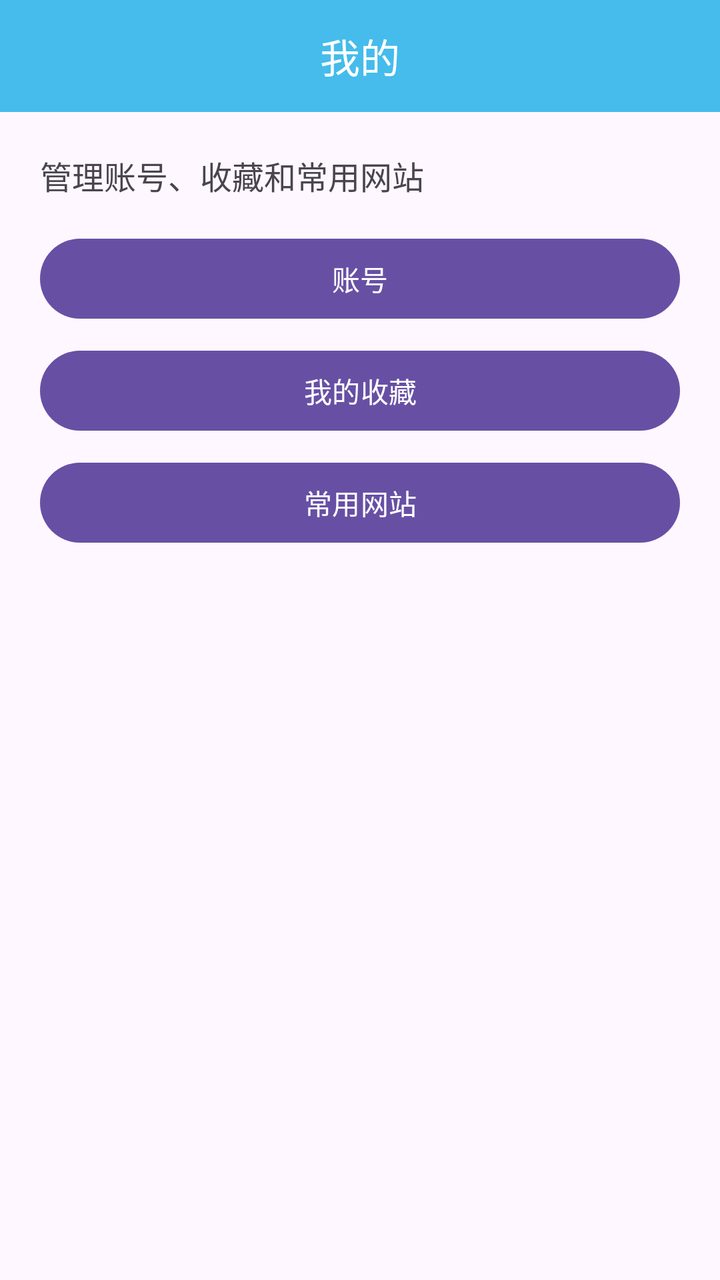
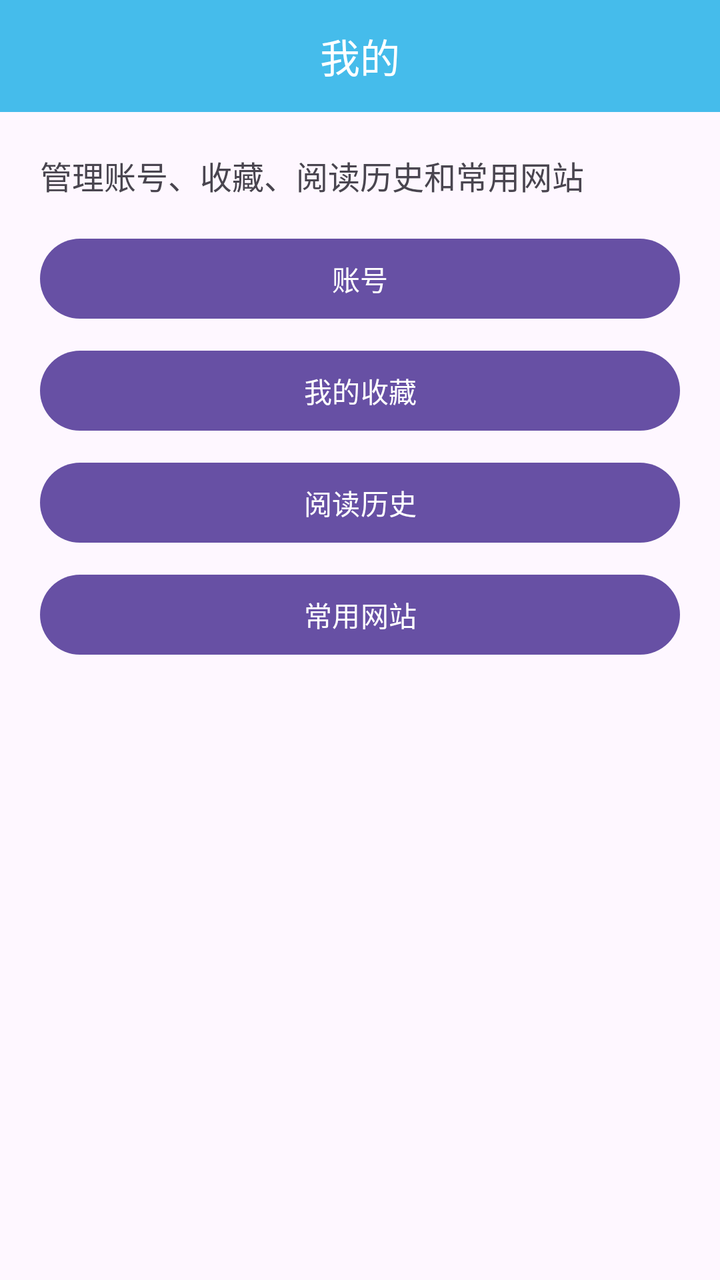

Before-and-after screenshots of an Android layout around one commit, followed by the original layout XML and the change that was made.
<!-- AndroidManifest.xml: application theme Theme.Wanandroid -->
<!-- res/layout/fragment_mine.xml -->
<?xml version="1.0" encoding="utf-8"?>
<LinearLayout xmlns:android="http://schemas.android.com/apk/res/android"
    android:layout_width="match_parent"
    android:layout_height="match_parent"
    android:orientation="vertical">

    <TextView
        android:layout_width="match_parent"
        android:layout_height="56dp"
        android:background="#45BCEB"
        android:gravity="center"
        android:text="@string/nav_mine"
        android:textColor="#FFFFFF"
        android:textSize="20sp" />

    <ScrollView
        android:layout_width="match_parent"
        android:layout_height="0dp"
        android:layout_weight="1"
        android:fillViewport="true">
        <LinearLayout
            android:layout_width="match_parent"
            android:layout_height="wrap_content"
            android:orientation="vertical"
            android:padding="20dp">

            <TextView
                android:layout_width="match_parent"
                android:layout_height="wrap_content"
                android:paddingBottom="16dp"
                android:text="@string/mine_description"
                android:textColor="?android:attr/textColorSecondary"
                android:textSize="16sp" />

            <Button
                android:id="@+id/button_account"
                android:layout_width="match_parent"
                android:layout_height="wrap_content"
                android:text="@string/account_title" />

            <Button
                android:id="@+id/button_my_collect"
                android:layout_width="match_parent"
                android:layout_height="wrap_content"
                android:layout_marginTop="8dp"
                android:text="@string/my_collect_title" />

            <Button
                android:id="@+id/button_websites"
                android:layout_width="match_parent"
                android:layout_height="wrap_content"
                android:layout_marginTop="8dp"
                android:text="@string/websites_title" />
        </LinearLayout>
    </ScrollView>
</LinearLayout>
<!-- resources referenced by this layout -->
<resources>
  <string name="account_title">账号</string>
  <string name="mine_description">管理账号、收藏和常用网站</string>
  <string name="my_collect_title">我的收藏</string>
  <string name="nav_mine">我的</string>
  <string name="websites_title">常用网站</string>
  <style name="Theme.Wanandroid" parent="Base.Theme.Wanandroid" />
  <style name="Base.Theme.Wanandroid" parent="Theme.Material3.DayNight.NoActionBar">
          
          
      </style>
</resources>

<!-- the commit's change to res/layout/fragment_mine.xml (unified diff, before → after) -->
@@ -46,6 +46,13 @@
                 android:text="@string/my_collect_title" />
 
             <Button
+                android:id="@+id/button_read_history"
+                android:layout_width="match_parent"
+                android:layout_height="wrap_content"
+                android:layout_marginTop="8dp"
+                android:text="@string/history_title" />
+
+            <Button
                 android:id="@+id/button_websites"
                 android:layout_width="match_parent"
                 android:layout_height="wrap_content"
<!-- resource entries referenced after the edit -->
@@ -1,7 +1,8 @@
 <!-- resources referenced by this layout -->
 <resources>
   <string name="account_title">账号</string>
-  <string name="mine_description">管理账号、收藏和常用网站</string>
+  <string name="history_title">阅读历史</string>
+  <string name="mine_description">管理账号、收藏、阅读历史和常用网站</string>
   <string name="my_collect_title">我的收藏</string>
   <string name="nav_mine">我的</string>
   <string name="websites_title">常用网站</string>
